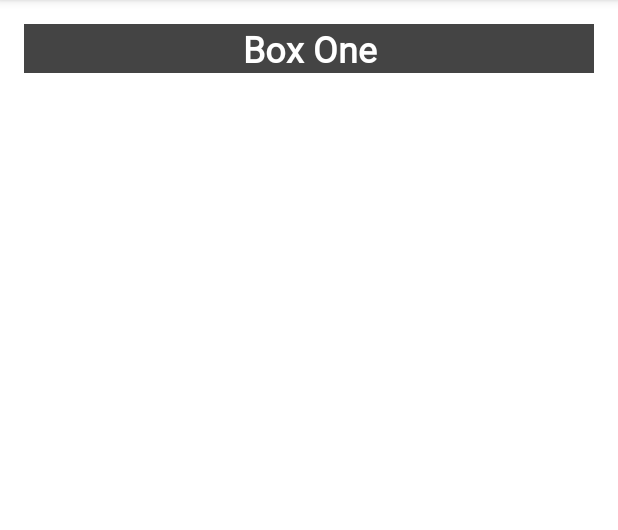
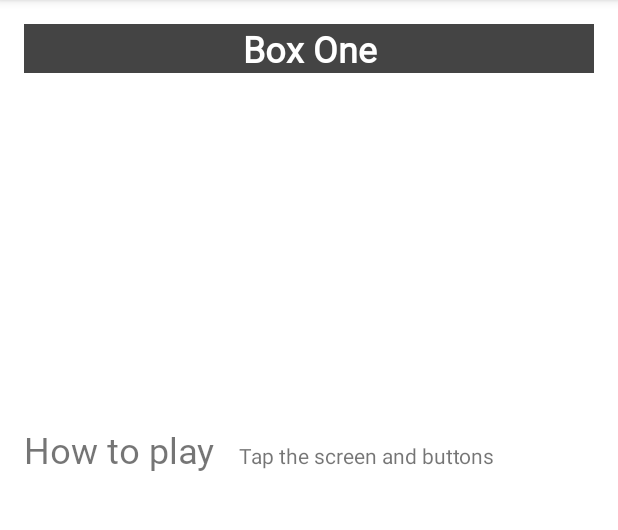
Before and after one commit to praveendias1180/ColorMyViews, an Android app: the screen it shows after launch (MainActivity), after a tap on "Box One", on a phone screen of 412 x 824 dp, the part 84-614 px from its top. Run offline under Robolectric (Android 15) with nearby library versions, the phone set to English and light mode, and no system bars.

Commit message:
Added instructions

```diff
--- a/app/src/main/res/layout/activity_main.xml
+++ b/app/src/main/res/layout/activity_main.xml
@@ -72,4 +72,30 @@
         app:layout_constraintStart_toEndOf="@+id/box_two_text"
         app:layout_constraintTop_toBottomOf="@+id/box_four_text" />
 
+    <TextView
+        android:id="@+id/label_text"
+        android:layout_width="0dp"
+        android:layout_height="wrap_content"
+        android:layout_marginStart="16dp"
+        android:fontFamily="@font/roboto"
+        android:text="@string/how_to_play"
+        android:textSize="24sp"
+        app:layout_constraintBaseline_toBaselineOf="@+id/info_text"
+        app:layout_constraintStart_toStartOf="parent" />
+
+    <TextView
+        android:id="@+id/info_text"
+        android:layout_width="0dp"
+        android:layout_height="wrap_content"
+        android:layout_marginStart="16dp"
+        android:layout_marginTop="16dp"
+        android:layout_marginEnd="16dp"
+        android:text="@string/tap_the_boxes_and_buttons"
+        app:layout_constraintBottom_toBottomOf="parent"
+        app:layout_constraintEnd_toEndOf="parent"
+        app:layout_constraintHorizontal_bias="1.0"
+        app:layout_constraintStart_toEndOf="@+id/label_text"
+        app:layout_constraintTop_toBottomOf="@+id/box_two_text"
+        app:layout_constraintVertical_bias="0.155" />
+
 </androidx.constraintlayout.widget.ConstraintLayout>
--- a/app/src/main/res/values/strings.xml
+++ b/app/src/main/res/values/strings.xml
@@ -8,4 +8,6 @@
     <string name="button_red">RED</string>
     <string name="button_yellow">YELLOW</string>
     <string name="button_green">GREEN</string>
+    <string name="how_to_play">How to play</string>
+    <string name="tap_the_boxes_and_buttons">Tap the screen and buttons</string>
 </resources>
```
